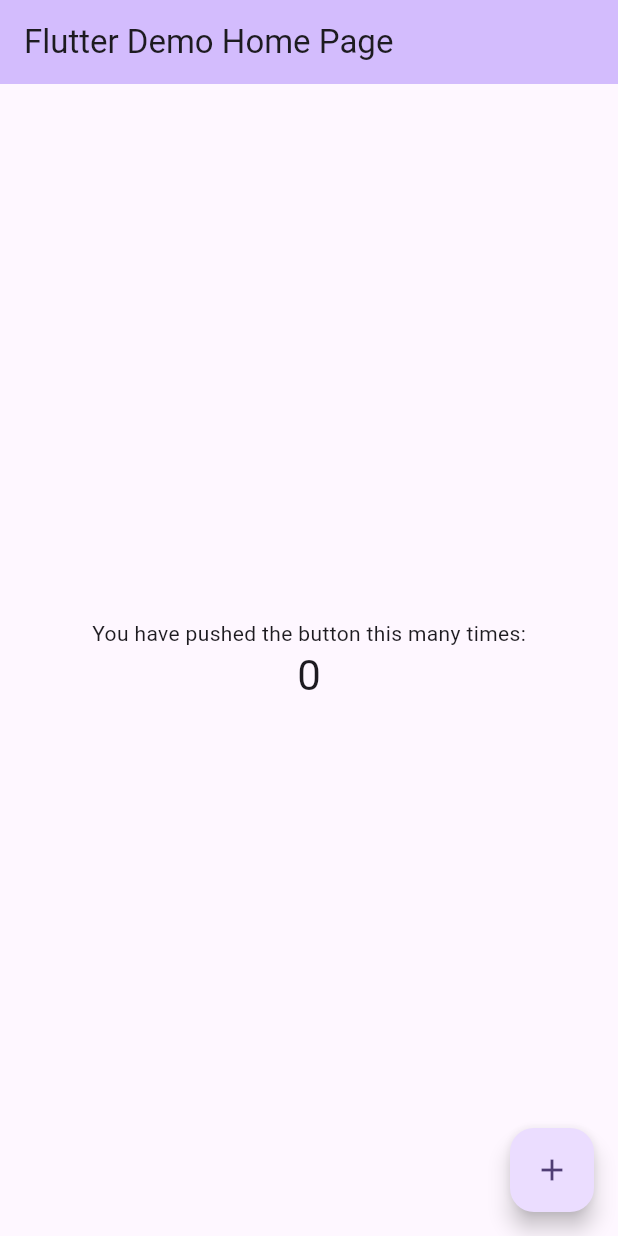
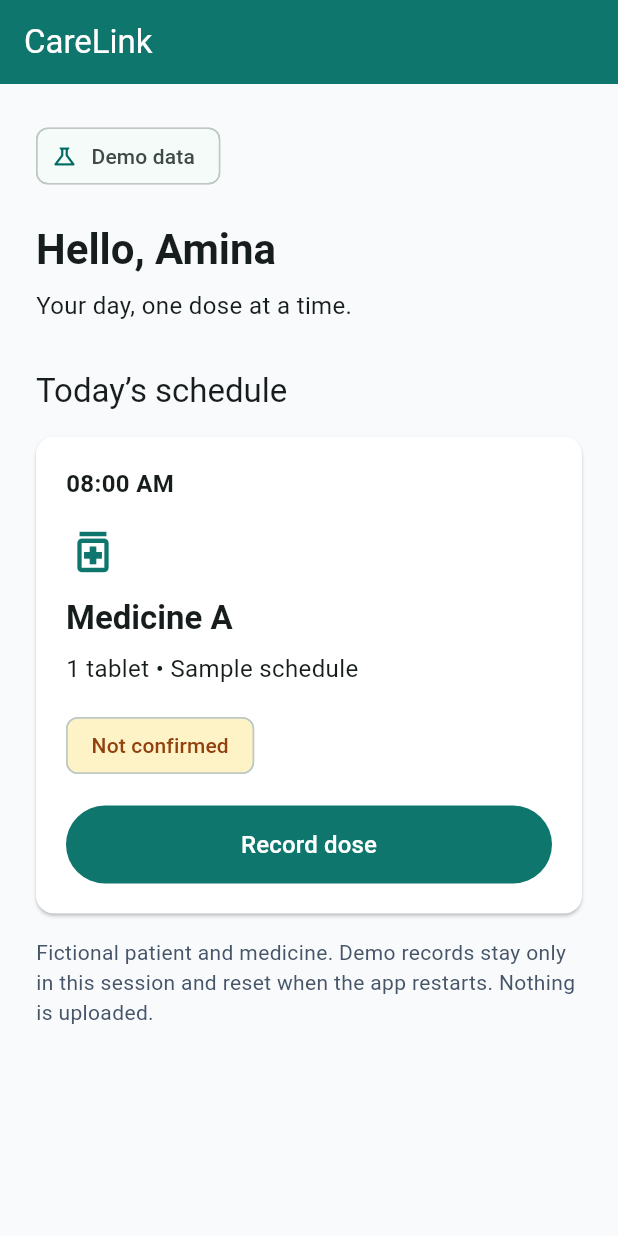
Before and after one commit to saif01234567/CareLink, a Flutter app: the screen it shows after launch, on a phone screen of 412 x 824 dp. Run offline on Flutter 3.47's test engine with Material 3 defaults, Android fonts, the phone set to English and light mode, and no system bars.

Commit message:
feat: add patient Today screen and demo dose recording

```diff
--- /dev/null
+++ b/apps/patient_app/lib/app.dart
@@ -0,0 +1,18 @@
+import 'package:flutter/material.dart';
+
+import 'core/theme/app_theme.dart';
+import 'features/medication/screens/today_screen.dart';
+
+class CareLinkApp extends StatelessWidget {
+  const CareLinkApp({super.key});
+
+  @override
+  Widget build(BuildContext context) {
+    return MaterialApp(
+      title: 'CareLink',
+      debugShowCheckedModeBanner: false,
+      theme: AppTheme.light,
+      home: const TodayScreen(),
+    );
+  }
+}
--- /dev/null
+++ b/apps/patient_app/lib/core/theme/app_theme.dart
@@ -0,0 +1,22 @@
+import 'package:flutter/material.dart';
+
+class AppTheme {
+  static const teal = Color(0xFF0F766E);
+  static const background = Color(0xFFF8FAFC);
+
+  static final light = ThemeData(
+    colorScheme: ColorScheme.fromSeed(seedColor: teal),
+    scaffoldBackgroundColor: background,
+    appBarTheme: const AppBarTheme(
+      backgroundColor: teal,
+      foregroundColor: Colors.white,
+    ),
+    filledButtonTheme: FilledButtonThemeData(
+      style: FilledButton.styleFrom(
+        backgroundColor: teal,
+        foregroundColor: Colors.white,
+        minimumSize: const Size.fromHeight(52),
+      ),
+    ),
+  );
+}
--- /dev/null
+++ b/apps/patient_app/lib/features/medication/models/dose_record.dart
@@ -0,0 +1,17 @@
+enum DoseOutcome { taken, skipped }
+
+// A self-report, not proof that medicine was swallowed.
+// Taken time and the time the report was entered are kept separately.
+class DoseRecord {
+  const DoseRecord({
+    required this.outcome,
+    required this.recordedAt,
+    this.takenAt,
+    this.isApproximate = false,
+  });
+
+  final DoseOutcome outcome;
+  final DateTime recordedAt;
+  final DateTime? takenAt;
+  final bool isApproximate;
+}
--- /dev/null
+++ b/apps/patient_app/lib/features/medication/screens/today_screen.dart
@@ -0,0 +1,70 @@
+import 'package:flutter/material.dart';
+
+import '../models/dose_record.dart';
+import '../widgets/medicine_card.dart';
+import 'record_dose_screen.dart';
+
+class TodayScreen extends StatefulWidget {
+  const TodayScreen({super.key});
+
+  @override
+  State<TodayScreen> createState() => _TodayScreenState();
+}
+
+class _TodayScreenState extends State<TodayScreen> {
+  // One demo dose. Storage and upload are not implemented yet.
+  DoseRecord? _record;
+
+  Future<void> _recordDose() async {
+    final result = await Navigator.of(context).push<DoseRecord>(
+      MaterialPageRoute(builder: (_) => const RecordDoseScreen()),
+    );
+    if (!mounted || result == null) return;
+    setState(() => _record = result);
+  }
+
+  @override
+  Widget build(BuildContext context) {
+    return Scaffold(
+      appBar: AppBar(title: const Text('CareLink')),
+      body: SafeArea(
+        child: ListView(
+          padding: const EdgeInsets.all(24),
+          children: [
+            const Align(
+              alignment: Alignment.centerLeft,
+              child: Chip(
+                avatar: Icon(Icons.science_outlined, size: 18),
+                label: Text('Demo data'),
+              ),
+            ),
+            const SizedBox(height: 20),
+            Text(
+              'Hello, Amina',
+              style: Theme.of(context).textTheme.headlineMedium
+                  ?.copyWith(fontWeight: FontWeight.bold),
+            ),
+            const SizedBox(height: 8),
+            const Text(
+              'Your day, one dose at a time.',
+              style: TextStyle(fontSize: 16),
+            ),
+            const SizedBox(height: 32),
+            Text(
+              'Today’s schedule',
+              style: Theme.of(context).textTheme.titleLarge,
+            ),
+            const SizedBox(height: 16),
+            MedicineCard(record: _record, onRecord: _recordDose),
+            const SizedBox(height: 16),
+            const Text(
+              'Fictional patient and medicine. Demo records stay only in this '
+              'session and reset when the app restarts. Nothing is uploaded.',
+              style: TextStyle(fontSize: 14, color: Color(0xFF475569)),
+            ),
+          ],
+        ),
+      ),
+    );
+  }
+}
--- /dev/null
+++ b/apps/patient_app/lib/features/medication/widgets/medicine_card.dart
@@ -0,0 +1,89 @@
+import 'package:flutter/material.dart';
+
+import '../../../core/theme/app_theme.dart';
+import '../models/dose_record.dart';
+
+class MedicineCard extends StatelessWidget {
+  const MedicineCard({super.key, required this.record, required this.onRecord});
+
+  final DoseRecord? record;
+  final VoidCallback onRecord;
+
+  @override
+  Widget build(BuildContext context) {
+    final taken = record?.outcome == DoseOutcome.taken;
+    final label = record == null
+        ? 'Not confirmed'
+        : taken
+        ? 'Reported taken'
+        : 'Reported skipped';
+    final takenAt = record?.takenAt;
+
+    return Card(
+      margin: EdgeInsets.zero,
+      color: Colors.white,
+      child: Padding(
+        padding: const EdgeInsets.all(20),
+        child: Column(
+          crossAxisAlignment: CrossAxisAlignment.start,
+          children: [
+            const Text(
+              '08:00 AM',
+              style: TextStyle(fontSize: 16, fontWeight: FontWeight.w600),
+            ),
+            const SizedBox(height: 16),
+            const Icon(
+              Icons.medication_outlined,
+              size: 36,
+              color: AppTheme.teal,
+            ),
+            const SizedBox(height: 12),
+            Text(
+              'Medicine A',
+              style: Theme.of(context).textTheme.titleLarge
+                  ?.copyWith(fontWeight: FontWeight.bold),
+            ),
+            const SizedBox(height: 8),
+            const Text(
+              '1 tablet • Sample schedule',
+              style: TextStyle(fontSize: 16),
+            ),
+            const SizedBox(height: 16),
+            Chip(
+              label: Text(label),
+              backgroundColor: taken
+                  ? const Color(0xFFDCFCE7)
+                  : const Color(0xFFFEF3C7),
+              labelStyle: TextStyle(
+                color: taken
+                    ? const Color(0xFF166534)
+                    : const Color(0xFF92400E),
+              ),
+            ),
+            if (takenAt != null) ...[
+              const SizedBox(height: 8),
+              Text(
+                'Taken today at ${TimeOfDay.fromDateTime(takenAt).format(context)}'
+                '${record!.isApproximate ? ' (approximate)' : ''}',
+              ),
+            ],
+            const SizedBox(height: 16),
+            if (record == null)
+              SizedBox(
+                width: double.infinity,
+                child: FilledButton(
+                  onPressed: onRecord,
+                  child: const Text(
+                    'Record dose',
+                    style: TextStyle(fontSize: 16),
+                  ),
+                ),
+              )
+            else
+              const Text('Recorded for this demo session only.'),
+          ],
+        ),
+      ),
+    );
+  }
+}
--- a/apps/patient_app/lib/main.dart
+++ b/apps/patient_app/lib/main.dart
@@ -1,122 +1,5 @@
 import 'package:flutter/material.dart';
 
-void main() {
-  runApp(const MyApp());
-}
+import 'app.dart';
 
-class MyApp extends StatelessWidget {
-  const MyApp({super.key});
-
-  // This widget is the root of your application.
-  @override
-  Widget build(BuildContext context) {
-    return MaterialApp(
-      title: 'Flutter Demo',
-      theme: ThemeData(
-        // This is the theme of your application.
-        //
-        // TRY THIS: Try running your application with "flutter run". You'll see
-        // the application has a purple toolbar. Then, without quitting the app,
-        // try changing the seedColor in the colorScheme below to Colors.green
-        // and then invoke "hot reload" (save your changes or press the "hot
-        // reload" button in a Flutter-supported IDE, or press "r" if you used
-        // the command line to start the app).
-        //
-        // Notice that the counter didn't reset back to zero; the application
-        // state is not lost during the reload. To reset the state, use hot
-        // restart instead.
-        //
-        // This works for code too, not just values: Most code changes can be
-        // tested with just a hot reload.
-        colorScheme: .fromSeed(seedColor: Colors.deepPurple),
-      ),
-      home: const MyHomePage(title: 'Flutter Demo Home Page'),
-    );
-  }
-}
-
-class MyHomePage extends StatefulWidget {
-  const MyHomePage({super.key, required this.title});
-
-  // This widget is the home page of your application. It is stateful, meaning
-  // that it has a State object (defined below) that contains fields that affect
-  // how it looks.
-
-  // This class is the configuration for the state. It holds the values (in this
-  // case the title) provided by the parent (in this case the App widget) and
-  // used by the build method of the State. Fields in a Widget subclass are
-  // always marked "final".
-
-  final String title;
-
-  @override
-  State<MyHomePage> createState() => _MyHomePageState();
-}
-
-class _MyHomePageState extends State<MyHomePage> {
-  int _counter = 0;
-
-  void _incrementCounter() {
-    setState(() {
-      // This call to setState tells the Flutter framework that something has
-      // changed in this State, which causes it to rerun the build method below
-      // so that the display can reflect the updated values. If we changed
-      // _counter without calling setState(), then the build method would not be
-      // called again, and so nothing would appear to happen.
-      _counter++;
-    });
-  }
-
-  @override
-  Widget build(BuildContext context) {
-    // This method is rerun every time setState is called, for instance as done
-    // by the _incrementCounter method above.
-    //
-    // The Flutter framework has been optimized to make rerunning build methods
-    // fast, so that you can just rebuild anything that needs updating rather
-    // than having to individually change instances of widgets.
-    return Scaffold(
-      appBar: AppBar(
-        // TRY THIS: Try changing the color here to a specific color (to
-        // Colors.amber, perhaps?) and trigger a hot reload to see the AppBar
-        // change color while the other colors stay the same.
-        backgroundColor: Theme.of(context).colorScheme.inversePrimary,
-        // Here we take the value from the MyHomePage object that was created by
-        // the App.build method, and use it to set our appbar title.
-        title: Text(widget.title),
-      ),
-      body: Center(
-        // Center is a layout widget. It takes a single child and positions it
-        // in the middle of the parent.
-        child: Column(
-          // Column is also a layout widget. It takes a list of children and
-          // arranges them vertically. By default, it sizes itself to fit its
-          // children horizontally, and tries to be as tall as its parent.
-          //
-          // Column has various properties to control how it sizes itself and
-          // how it positions its children. Here we use mainAxisAlignment to
-          // center the children vertically; the main axis here is the vertical
-          // axis because Columns are vertical (the cross axis would be
-          // horizontal).
-          //
-          // TRY THIS: Invoke "debug painting" (choose the "Toggle Debug Paint"
-          // action in the IDE, or press "p" in the console), to see the
-          // wireframe for each widget.
-          mainAxisAlignment: .center,
-          children: [
-            const Text('You have pushed the button this many times:'),
-            Text(
-              '$_counter',
-              style: Theme.of(context).textTheme.headlineMedium,
-            ),
-          ],
-        ),
-      ),
-      floatingActionButton: FloatingActionButton(
-        onPressed: _incrementCounter,
-        tooltip: 'Increment',
-        child: const Icon(Icons.add),
-      ),
-    );
-  }
-}
+void main() => runApp(const CareLinkApp());
```
Also changed, not shown: apps/patient_app/lib/features/medication/screens/record_dose_screen.dart (added, +136 -0 lines), 1 other file.
